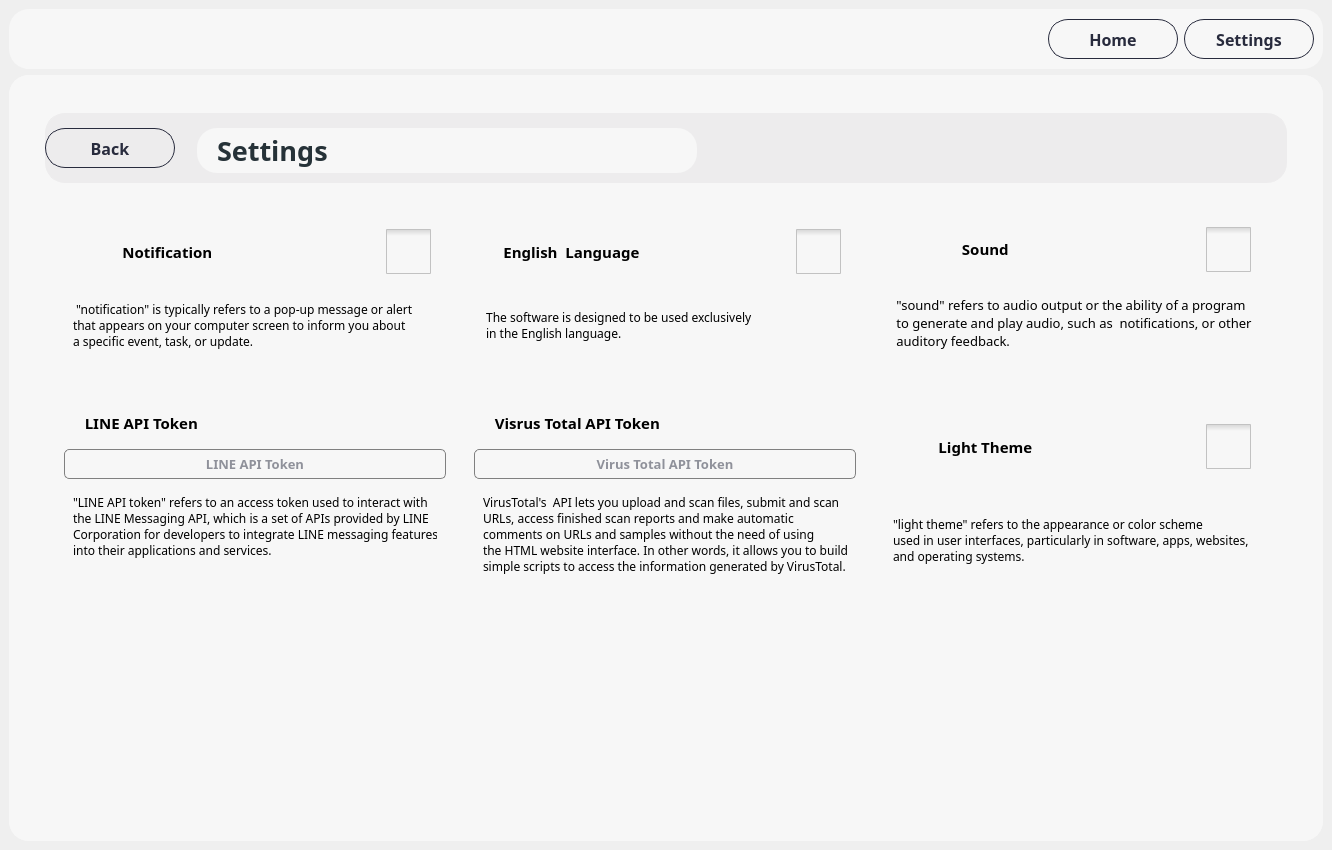
Before: the Qt Designer form assets/ui/mainWindow.ui in NicasioTn/Windows-ISAN-Security-Gizmo-Box, drawn with Qt 5.
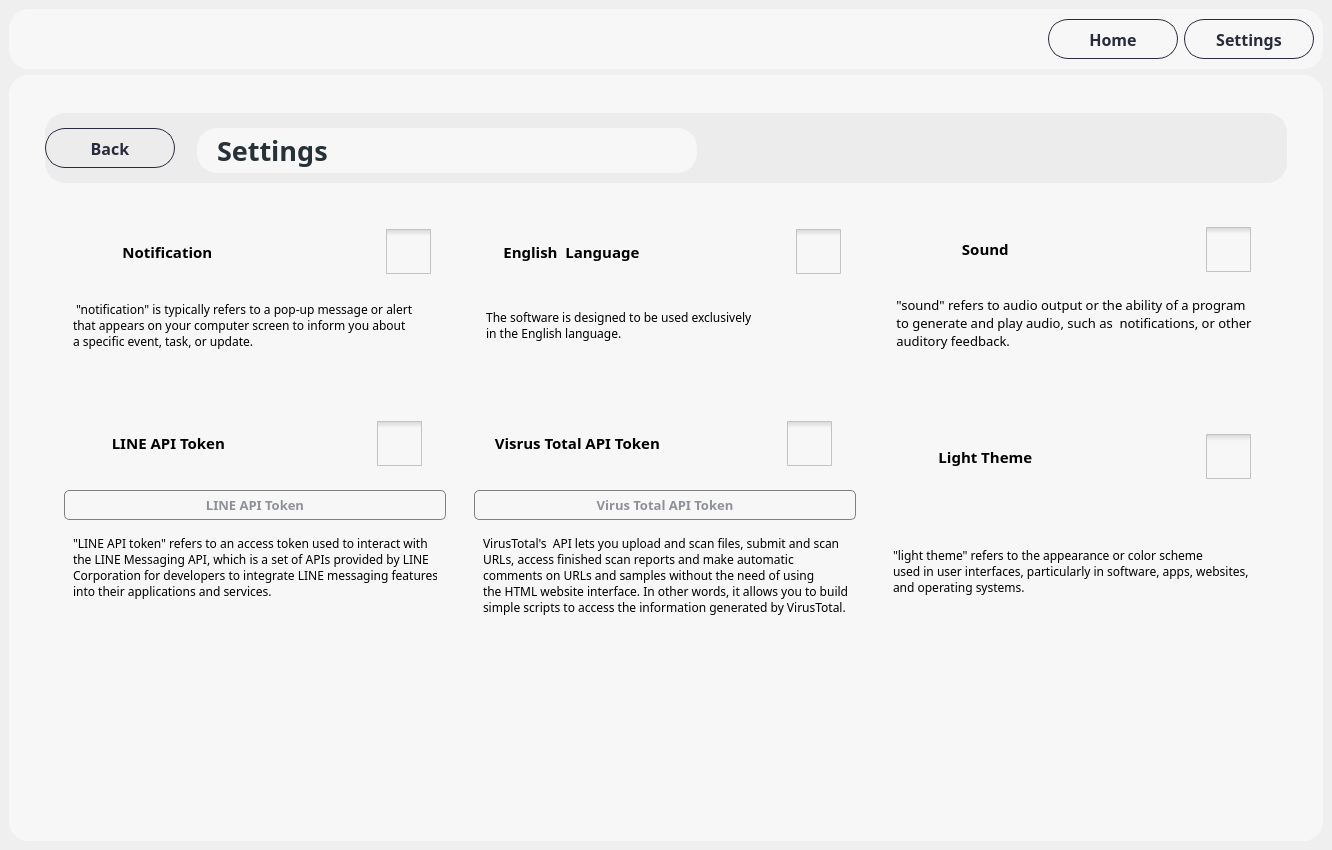
After: the same form once the commit is applied. The open tabs and pages were chosen to show the change. Icons and pictures are not drawn.

What changed in the file:
```diff
--- a/assets/ui/mainWindow.ui
+++ b/assets/ui/mainWindow.ui
@@ -8082,7 +8082,10 @@
                        <item>
                         <widget class="QWidget" name="widget_186" native="true">
                          <layout class="QHBoxLayout" name="horizontalLayout_104">
-                          <item alignment="Qt::AlignLeft">
+                          <item>
+                           <widget class="QWidget" name="widget_118" native="true">
+                            <layout class="QHBoxLayout" name="horizontalLayout_41">
+                             <item>
                            <widget class="QPushButton" name="btn_LineAPISettings">
                             <property name="enabled">
                              <bool>true</bool>
@@ -8113,6 +8116,37 @@
                          </layout>
                         </widget>
                        </item>
+                          <item alignment="Qt::AlignRight">
+                           <widget class="QWidget" name="widget_100" native="true">
+                            <layout class="QHBoxLayout" name="horizontalLayout_35">
+                             <item>
+                              <widget class="QCheckBox" name="checkBox_APILine">
+                               <property name="styleSheet">
+                                <string notr="true">QCheckBox::indicator {
+    width: 45px;
+    height: 45px;
+}
+
+QCheckBox::indicator:checked {
+ 	 image:  url(D:/ISAN Security Gizmo Box/assets/icons/icon_switchoff.png);
+}
+
+QCheckBox::indicator:unchecked {
+     image: url(D:/ISAN Security Gizmo Box/assets/icons/icon_switchon.png);
+}
+</string>
+                               </property>
+                               <property name="text">
+                                <string/>
+                               </property>
+                              </widget>
+                             </item>
+                            </layout>
+                           </widget>
+                          </item>
+                         </layout>
+                        </widget>
+                       </item>
                       </layout>
                      </widget>
                     </item>
@@ -8257,6 +8291,34 @@
                             </property>
                            </widget>
                           </item>
+                          <item alignment="Qt::AlignRight">
+                           <widget class="QWidget" name="widget_119" native="true">
+                            <layout class="QHBoxLayout" name="horizontalLayout_59">
+                             <item>
+                              <widget class="QCheckBox" name="checkBox_APIVirusToTal">
+                               <property name="styleSheet">
+                                <string notr="true">QCheckBox::indicator {
+    width: 45px;
+    height: 45px;
+}
+
+QCheckBox::indicator:checked {
+ 	 image:  url(D:/ISAN Security Gizmo Box/assets/icons/icon_switchoff.png);
+}
+
+QCheckBox::indicator:unchecked {
+     image: url(D:/ISAN Security Gizmo Box/assets/icons/icon_switchon.png);
+}
+</string>
+                               </property>
+                               <property name="text">
+                                <string/>
+                               </property>
+                              </widget>
+                             </item>
+                            </layout>
+                           </widget>
+                          </item>
                          </layout>
                         </widget>
                        </item>
```
Lines whose indentation alone changed are shown as unchanged.
